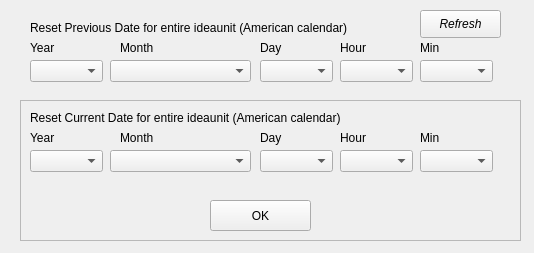
This is ui/EditAcptFactTimeUI.ui in sourcery-ai-experiments/jaar as Qt 5 draws it before an edit. The edited form follows.
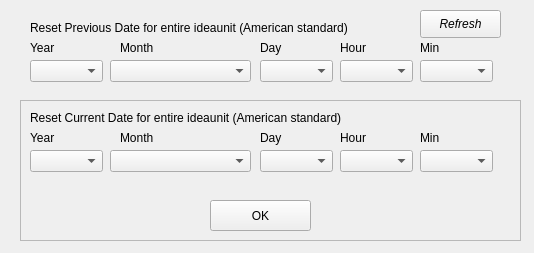
This is the edited form.

Commit message: #12 clean up all current "calendars"

Diff of the .ui file:
```diff
--- a/ui/EditAcptFactTimeUI.ui
+++ b/ui/EditAcptFactTimeUI.ui
@@ -33,7 +33,7 @@
     </rect>
    </property>
    <property name="text">
-    <string>Reset Current Date for entire ideaunit (American calendar)</string>
+    <string>Reset Current Date for entire ideaunit (American standard)</string>
    </property>
   </widget>
   <widget class="QLabel" name="label_2">
@@ -213,7 +213,7 @@
     </rect>
    </property>
    <property name="text">
-    <string>Reset Previous Date for entire ideaunit (American calendar)</string>
+    <string>Reset Previous Date for entire ideaunit (American standard)</string>
    </property>
   </widget>
   <widget class="QComboBox" name="prev_year">
```
The commit also changes 3 other files.
